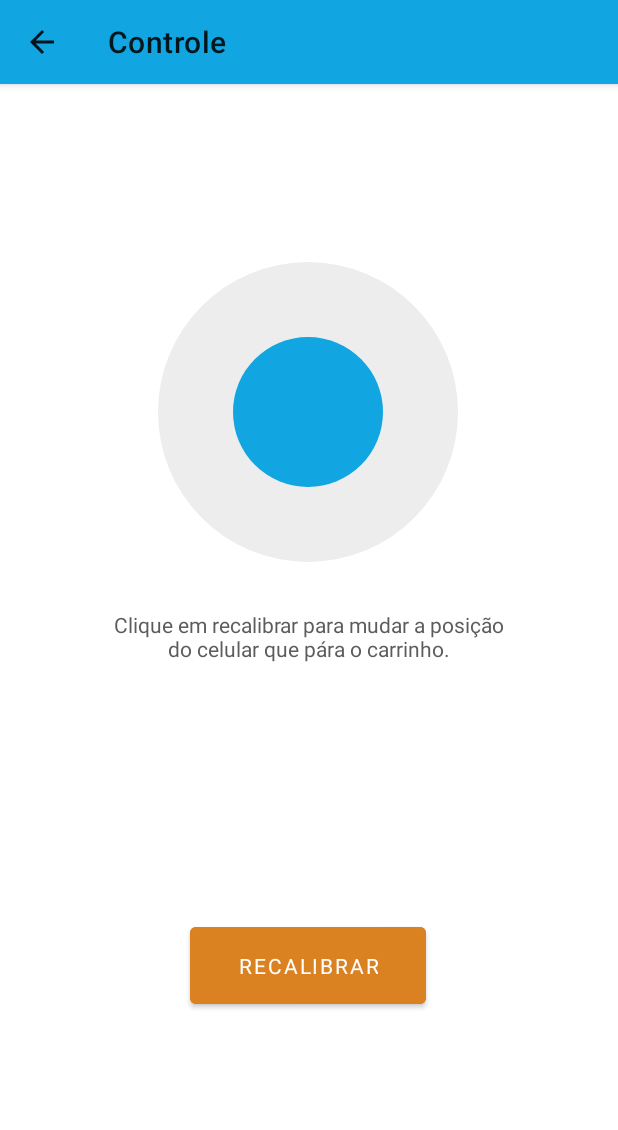
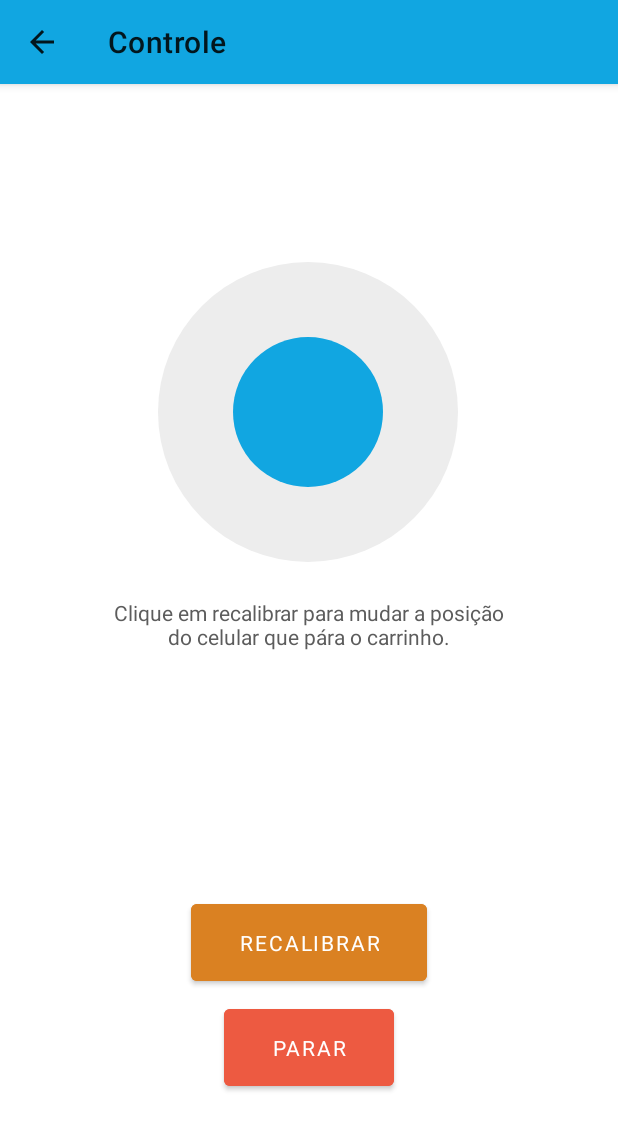
Before and after one commit to leosole/ProjetoIntegrado, an Android app: the ControleActivity screen opened directly, with no data from a screen before it, after a tap on "CALIBRAR", on a phone screen of 412 x 824 dp. Shown: the top 1130 px of the screen. Run offline under Robolectric (Android 15) with nearby library versions, the phone set to English and light mode, and no system bars; our stand-ins replace data binding; Roboto replaces fonts that are not available here.

Commit message:
botao parar

```diff
--- a/app/src/main/java/com/ufrj/projetointegrado/ControleActivity.kt
+++ b/app/src/main/java/com/ufrj/projetointegrado/ControleActivity.kt
@@ -9,6 +9,7 @@ import android.hardware.SensorEventListener
 import android.hardware.SensorManager
 import android.os.Bundle
 import android.util.Log
+import android.view.View
 import androidx.appcompat.app.AppCompatActivity
 import androidx.constraintlayout.widget.ConstraintLayout
 import androidx.constraintlayout.widget.ConstraintSet
@@ -41,6 +42,10 @@ class ControleActivity : AppCompatActivity(), SensorEventListener {
         super.onCreate(savedInstanceState)
         binding = DataBindingUtil.setContentView(this, R.layout.activity_controle)
         cs = binding.controleConstraint
+        val buttonCalibrate = com.ufrj.projetointegrado.R.id.buttonCalibrate
+        val frontCircle = com.ufrj.projetointegrado.R.id.frontCircle
+        set = ConstraintSet()
+        set.clone(cs)
         sensorManager = getSystemService(SENSOR_SERVICE) as SensorManager
         start = false
         calibrate = false
@@ -56,13 +61,26 @@ class ControleActivity : AppCompatActivity(), SensorEventListener {
         supportActionBar!!.setDisplayHomeAsUpEnabled(true)
         binding.buttonCalibrate.setOnClickListener {
             if (!start) {
-                binding.buttonCalibrate.setText("Recalibrar")
+                binding.buttonCalibrate.text = "Recalibrar"
+                set.setVerticalBias(buttonCalibrate, 0.78f)
+                set.applyTo(cs)
                 binding.instrCalibrate.setText(R.string.instrucao_recalib)
+                binding.buttonParar.setVisibility(View.VISIBLE)
                 start = true
             }
             calibrate = true
         }
-        set = ConstraintSet()
+        binding.buttonParar.setOnClickListener{
+            set.setVerticalBias(buttonCalibrate, 0.8f)
+            binding.buttonCalibrate.text = "Calibrar"
+            binding.instrCalibrate.setText(R.string.instrucao_calib)
+            start = false
+            set.setHorizontalBias(frontCircle, 0.50f)
+            set.setVerticalBias(frontCircle, 0.50f)
+            set.applyTo(cs)
+            binding.buttonParar.setVisibility(View.INVISIBLE)
+        }
+
 
         connectBluetoothDevice(ARDUINO_MAC_ADDRESS)
     }
@@ -104,14 +122,14 @@ class ControleActivity : AppCompatActivity(), SensorEventListener {
     fun connectBluetoothDevice(macAddress: String) {
         try {
             if (btSocket == null) {
-                btAdapter = BluetoothAdapter.getDefaultAdapter();
+                btAdapter = BluetoothAdapter.getDefaultAdapter()
 
                 // This will connect the device with address as passed
-                val btDevice: BluetoothDevice = btAdapter!!.getRemoteDevice(macAddress);
-                btSocket = btDevice.createInsecureRfcommSocketToServiceRecord(myUUID);
-                BluetoothAdapter.getDefaultAdapter().cancelDiscovery();
+                val btDevice: BluetoothDevice = btAdapter!!.getRemoteDevice(macAddress)
+                btSocket = btDevice.createInsecureRfcommSocketToServiceRecord(myUUID)
+                BluetoothAdapter.getDefaultAdapter().cancelDiscovery()
 
-                btSocket!!.connect();
+                btSocket!!.connect()
             }
         } catch (e: IOException) {
             btSocket = null
--- a/app/src/main/res/layout/activity_controle.xml
+++ b/app/src/main/res/layout/activity_controle.xml
@@ -60,7 +60,6 @@
             android:text="@string/calibrar"
             app:layout_constraintBottom_toBottomOf="parent"
             app:layout_constraintEnd_toEndOf="parent"
-            app:layout_constraintHorizontal_bias="0.498"
             app:layout_constraintStart_toStartOf="parent"
             app:layout_constraintTop_toTopOf="parent"
             app:layout_constraintVertical_bias="0.8" />
@@ -76,7 +75,7 @@
             android:id="@+id/instr_calibrate"
             style="@style/Theme.ProjetoIntegrado"
             android:layout_width="270dp"
-            android:layout_height="0dp"
+            android:layout_height="wrap_content"
             android:layout_marginTop="24dp"
             android:gravity="center"
             android:text="@string/instrucao_calib"
@@ -86,6 +85,21 @@
             app:layout_constraintStart_toStartOf="parent"
             app:layout_constraintTop_toBottomOf="@+id/backCircle" />
 
+        <Button
+            android:id="@+id/buttonParar"
+            style="@style/botao"
+            android:layout_width="wrap_content"
+            android:layout_height="wrap_content"
+            android:layout_marginTop="65dp"
+            android:backgroundTint="#ED5A41"
+            android:text="Parar"
+            android:visibility="invisible"
+            app:layout_constraintBottom_toBottomOf="parent"
+            app:layout_constraintEnd_toEndOf="parent"
+            app:layout_constraintStart_toStartOf="parent"
+            app:layout_constraintTop_toTopOf="@+id/buttonCalibrate"
+            app:layout_constraintVertical_bias="0.050000012" />
+
     </androidx.constraintlayout.widget.ConstraintLayout>
 
 </layout>
```
